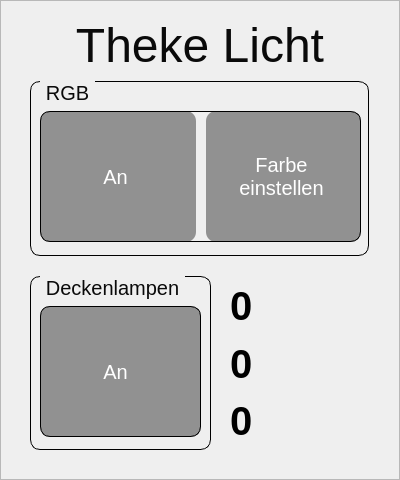
Before: the Qt Designer form Programme/ControlPanel-3-0/ui/einstellung_theke.ui in mvu/jugendprojekt, drawn with Qt 5.
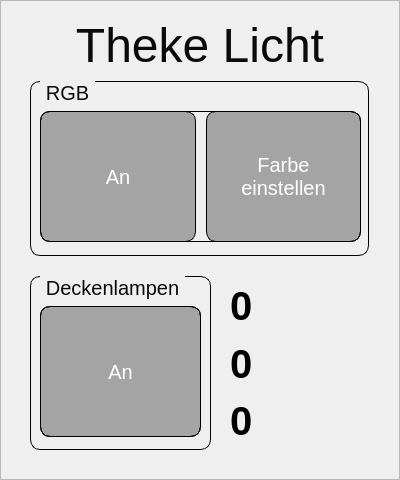
After: the same form once the commit is applied. Icons and pictures are not drawn.

Commit message: Thekeneinstellung fertig; debug-Ausgabe noch vorhanden

The edit to the form file:
```diff
--- a/Programme/ControlPanel-3-0/ui/einstellung_theke.ui
+++ b/Programme/ControlPanel-3-0/ui/einstellung_theke.ui
@@ -97,76 +97,83 @@
       <number>10</number>
      </property>
      <item>
-      <widget class="QGroupBox" name="groupBox_rgb_on_off">
-       <property name="styleSheet">
-        <string notr="true">;margin-top:0;
-border:none;
-background-color:rgba(0,0,0,100);</string>
-       </property>
-       <property name="title">
-        <string/>
-       </property>
        <widget class="QPushButton" name="pushButton_rgb_on_off">
-        <property name="geometry">
-         <rect>
-          <x>10</x>
-          <y>10</y>
-          <width>131</width>
-          <height>111</height>
-         </rect>
+       <property name="sizePolicy">
+        <sizepolicy hsizetype="Expanding" vsizetype="Expanding">
+         <horstretch>0</horstretch>
+         <verstretch>0</verstretch>
+        </sizepolicy>
         </property>
         <property name="focusPolicy">
          <enum>Qt::NoFocus</enum>
         </property>
         <property name="styleSheet">
-         <string notr="true">background-color:rgba(0,0,0,0);
-border:none;
-color:rgb(255,255,255);</string>
+        <string notr="true">QPushButton {
+	margin-top:0em;
+	background-color: rgba(0,0,0,80);
+	color:white;
+	border: 1px solid black;
+	border-radius: 10px;
+}
+QPushButton:checked {
+	border: 2px solid white;
+    border-radius: 10px;
+}
+QPushButton:pressed {
+	background-color: rgba(0,0,0,160);
+}</string>
         </property>
         <property name="text">
          <string>An</string>
         </property>
+       <property name="checkable">
+        <bool>true</bool>
+       </property>
+       <property name="checked">
+        <bool>false</bool>
+       </property>
         <property name="flat">
          <bool>true</bool>
         </property>
        </widget>
-      </widget>
      </item>
      <item>
-      <widget class="QGroupBox" name="groupBox_rgb_set">
-       <property name="styleSheet">
-        <string notr="true">;margin-top:0;
-border:none;
-background-color:rgba(0,0,0,100);</string>
-       </property>
-       <property name="title">
-        <string/>
-       </property>
        <widget class="QPushButton" name="pushButton_rgb_set">
-        <property name="geometry">
-         <rect>
-          <x>10</x>
-          <y>10</y>
-          <width>131</width>
-          <height>111</height>
-         </rect>
+       <property name="sizePolicy">
+        <sizepolicy hsizetype="Expanding" vsizetype="Expanding">
+         <horstretch>0</horstretch>
+         <verstretch>0</verstretch>
+        </sizepolicy>
         </property>
         <property name="focusPolicy">
          <enum>Qt::NoFocus</enum>
         </property>
         <property name="styleSheet">
-         <string notr="true">background-color:rgba(0,0,0,0);
-border:none;
-color:rgb(255,255,255);</string>
+        <string notr="true">QPushButton {
+	margin-top:0em;
+	background-color: rgba(0,0,0,80);
+	color:white;
+	border: 1px solid black;
+	border-radius: 10px;
+}
+QPushButton:checked {
+	border: 2px solid white;
+    border-radius: 10px;
+}
+QPushButton:pressed {
+	background-color: rgba(0,0,0,160);
+}</string>
         </property>
         <property name="text">
          <string>Farbe
 einstellen</string>
         </property>
+       <property name="checkable">
+        <bool>true</bool>
+       </property>
         <property name="flat">
          <bool>true</bool>
         </property>
-       </widget>
       </widget>
      </item>
     </layout>
@@ -201,39 +208,41 @@
     </property>
     <layout class="QHBoxLayout" name="horizontalLayout_3">
      <item>
-      <widget class="QGroupBox" name="groupBox_lampen_on_off">
-       <property name="styleSheet">
-        <string notr="true">;margin-top:0;
-border:none;
-background-color:rgba(0,0,0,100);</string>
-       </property>
-       <property name="title">
-        <string/>
-       </property>
        <widget class="QPushButton" name="pushButton_lampen_on_off">
-        <property name="geometry">
-         <rect>
-          <x>10</x>
-          <y>10</y>
-          <width>131</width>
-          <height>111</height>
-         </rect>
+       <property name="sizePolicy">
+        <sizepolicy hsizetype="Expanding" vsizetype="Expanding">
+         <horstretch>0</horstretch>
+         <verstretch>0</verstretch>
+        </sizepolicy>
         </property>
         <property name="focusPolicy">
          <enum>Qt::NoFocus</enum>
         </property>
         <property name="styleSheet">
-         <string notr="true">background-color:rgba(0,0,0,0);
-border:none;
-color:rgb(255,255,255);</string>
+        <string notr="true">QPushButton {
+	margin-top:0em;
+	background-color: rgba(0,0,0,80);
+	color:white;
+	border: 1px solid black;
+	border-radius: 10px;
+}
+QPushButton:checked {
+	border: 2px solid white;
+    border-radius: 10px;
+}
+QPushButton:pressed {
+	background-color: rgba(0,0,0,160);
+}</string>
         </property>
         <property name="text">
          <string>An</string>
         </property>
+       <property name="checkable">
+        <bool>true</bool>
+       </property>
         <property name="flat">
          <bool>true</bool>
         </property>
-       </widget>
       </widget>
      </item>
     </layout>
```
Left out of the diff: 4 changed lines with no effect on the pictures. Lines whose indentation alone changed are shown as unchanged. The commit also changes 2 other files.
